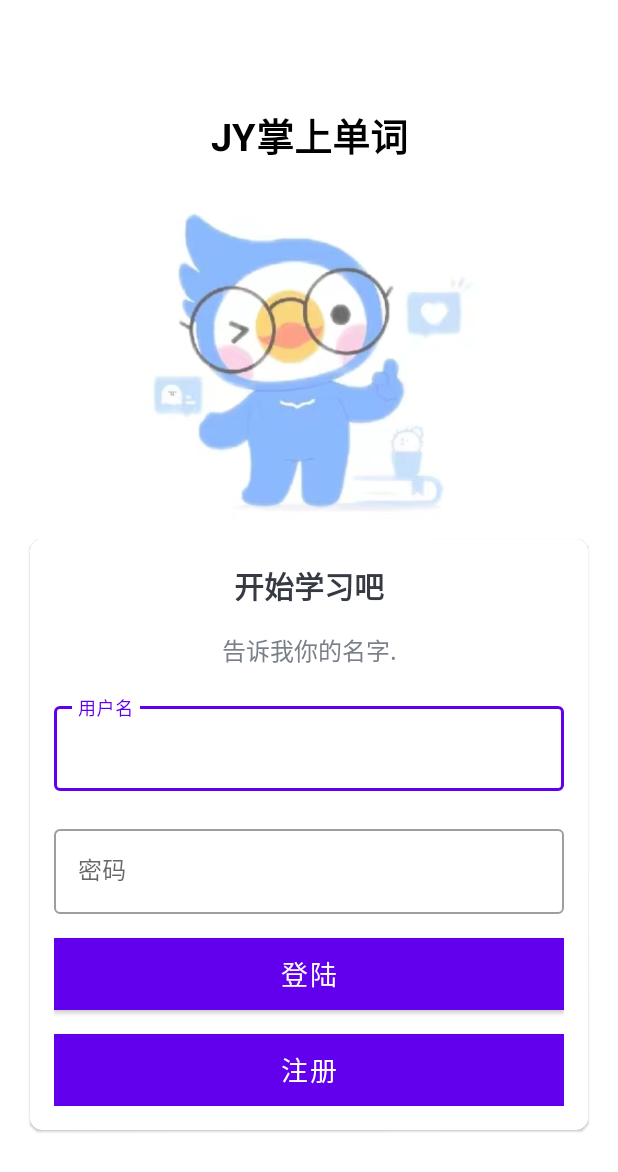
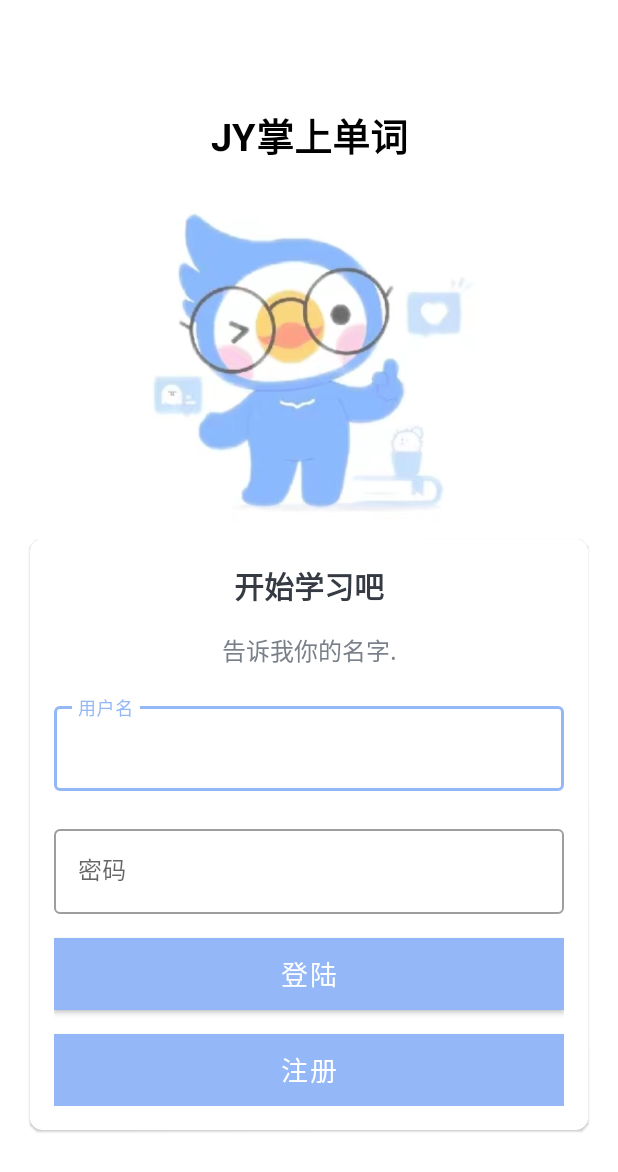
Before and after one commit to bin549/JYWordApp, an Android app: the screen it shows after launch (MainActivity), on a phone screen of 412 x 824 dp. Shown: the top 1172 px of the screen. Run offline under Robolectric (Android 15) with nearby library versions, the phone set to English and light mode, and no system bars; our stand-ins replace Room's generated code.

Commit message:
Color Change.

```diff
--- a/app/src/main/AndroidManifest.xml
+++ b/app/src/main/AndroidManifest.xml
@@ -3,10 +3,10 @@
     xmlns:tools="http://schemas.android.com/tools">
 
     <application
+        android:name=".WordApp"
         android:allowBackup="true"
         android:dataExtractionRules="@xml/data_extraction_rules"
         android:fullBackupContent="@xml/backup_rules"
-        android:name=".WordApp"
         android:icon="@mipmap/ic_launcher"
         android:label="@string/app_name"
         android:roundIcon="@mipmap/ic_launcher_round"
@@ -54,5 +54,4 @@
                 android:value="" />
         </activity>
     </application>
-
 </manifest>
--- a/app/src/main/res/layout/activity_main.xml
+++ b/app/src/main/res/layout/activity_main.xml
@@ -111,7 +111,7 @@
                 android:layout_width="match_parent"
                 android:layout_height="wrap_content"
                 android:layout_marginTop="16dp"
-                android:background="@color/teal_700"
+                android:background="@color/purple_500"
                 android:text="注册"
                 android:textColor="@android:color/white"
                 android:textSize="18sp" />
--- a/app/src/main/res/values/colors.xml
+++ b/app/src/main/res/values/colors.xml
@@ -10,4 +10,5 @@
     <color name="colorPrimary">#FF9013FE</color>
     <color name="colorLightGray">#EBEBEB</color>
     <color name="colorWhite">#FFFFFF</color>
+    <color name="skyBlue">#94B8F7</color>
 </resources>
--- a/app/src/main/res/values/themes.xml
+++ b/app/src/main/res/values/themes.xml
@@ -1,6 +1,6 @@
 <resources xmlns:tools="http://schemas.android.com/tools">
     <style name="Theme.JYWordApp" parent="Theme.MaterialComponents.DayNight.NoActionBar">
-        <item name="colorPrimary">@color/purple_500</item>
+        <item name="colorPrimary">@color/skyBlue</item>
         <item name="colorPrimaryVariant">@color/purple_700</item>
         <item name="colorOnPrimary">@color/white</item>
         <item name="colorSecondary">@color/teal_200</item>
```
Also changed, not shown: app/src/main/java/com/android/jywordapp/activities/MainActivity.kt (+8 -5 lines).
